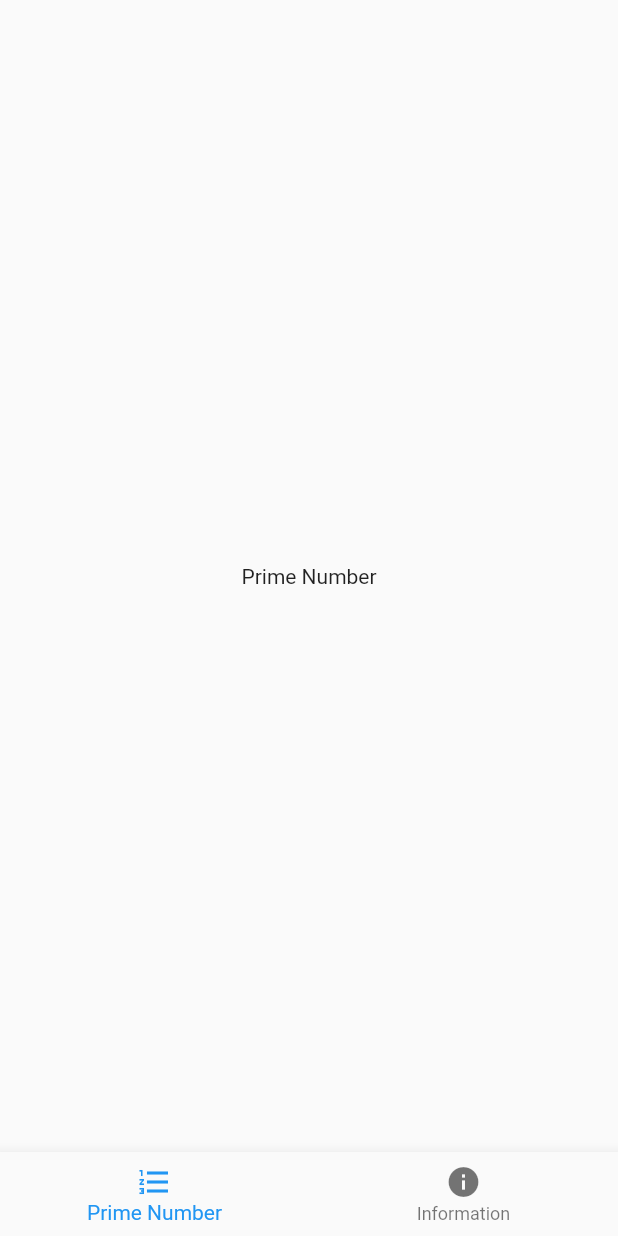
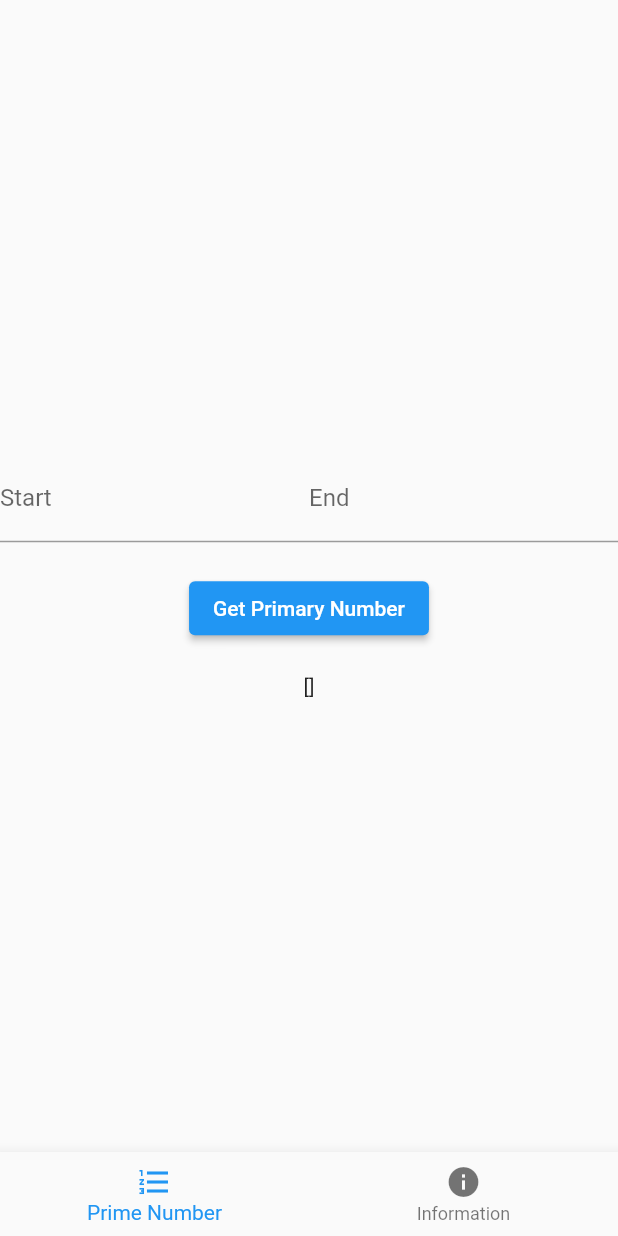
Before and after one commit to dhimasdewanto/prime_number, a Flutter app: the screen it shows after launch, on a phone screen of 412 x 824 dp. Run offline on Flutter 3.47's test engine with Material 2 defaults, Android fonts, the phone set to English and light mode, and no system bars.

Commit message:
Initialize prime number view

```diff
--- a/lib/main.dart
+++ b/lib/main.dart
@@ -20,7 +20,7 @@ class MyApp extends StatelessWidget {
       title: 'Prime Number',
       home: const MyHomePage(),
       builder: (context, child) {
-        return Provider<PrimeNumberController>(
+        return ChangeNotifierProvider<PrimeNumberController>(
           create: (_) => PrimeNumberController(),
           child: child ?? const Offstage(),
         );
--- a/lib/views/prime_number_view.dart
+++ b/lib/views/prime_number_view.dart
@@ -1,14 +1,73 @@
 import 'package:flutter/material.dart';
+import 'package:provider/provider.dart';
 
-class PrimeNumberView extends StatelessWidget {
+import '../controllers/prime_number_controller.dart';
+
+class PrimeNumberView extends StatefulWidget {
   const PrimeNumberView({
     Key? key,
   }) : super(key: key);
 
   @override
+  _PrimeNumberViewState createState() => _PrimeNumberViewState();
+}
+
+class _PrimeNumberViewState extends State<PrimeNumberView> {
+  final _formKey = GlobalKey<FormState>();
+  final _number1 = TextEditingController();
+  final _number2 = TextEditingController();
+
+  @override
   Widget build(BuildContext context) {
-    return const Center(
-      child: Text("Prime Number"),
+    return Form(
+      key: _formKey,
+      child: Center(
+        child: Column(
+          mainAxisSize: MainAxisSize.min,
+          children: [
+            Row(
+              children: [
+                Expanded(
+                  child: TextFormField(
+                    controller: _number1,
+                    keyboardType: TextInputType.number,
+                    decoration: const InputDecoration(
+                      labelText: "Start",
+                    ),
+                  ),
+                ),
+                Expanded(
+                  child: TextFormField(
+                    controller: _number2,
+                    keyboardType: TextInputType.number,
+                    decoration: const InputDecoration(
+                      labelText: "End",
+                    ),
+                  ),
+                ),
+              ],
+            ),
+            const SizedBox(height: 20),
+            ElevatedButton(
+              onPressed: () {
+                context.read<PrimeNumberController>().getPrimeNumbers(
+                      int.tryParse(_number1.text) ?? 0,
+                      int.tryParse(_number2.text) ?? 0,
+                    );
+              },
+              child: const Text("Get Primary Number"),
+            ),
+            const SizedBox(height: 20),
+            Text(
+              context
+                  .watch<PrimeNumberController>()
+                  .state
+                  .listPrimeNumbers
+                  .toString(),
+            ),
+          ],
+        ),
+      ),
     );
   }
 }
```
